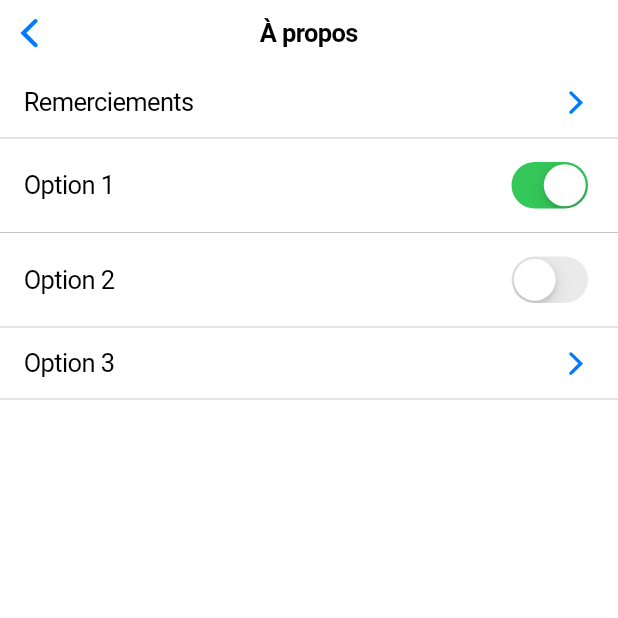
After one commit to Decod-Art/decodart-mobile, a Flutter app: the AproposView screen opened directly, on a phone screen of 412 x 824 dp, the top half of it. The commit adds this screen. Run offline on Flutter 3.47's test engine with Material 3 defaults, Android fonts, the phone set to English and light mode, and no system bars; our stand-ins replace cached_network_image, camera, flutter_map, flutter_markdown, hive, hive_flutter and 3 more; missing offline and left inert: flutter_map_animations; accounts and stored records are empty; network calls fail.

Commit message:
a propos

```diff
--- /dev/null
+++ b/lib/view/apropos/apropos.dart
@@ -0,0 +1,82 @@
+import 'package:flutter/cupertino.dart';
+
+class AproposView extends StatelessWidget {
+  const AproposView({super.key});
+
+  @override
+  Widget build(BuildContext context) {
+    return CupertinoPageScaffold(
+      navigationBar: const CupertinoNavigationBar(
+        middle: Text('À propos'),
+      ),
+      child: SafeArea(
+        child: ListView(
+          children: <Widget>[
+            CupertinoListTile(
+              title: const Text('Remerciements'),
+              trailing: const Icon(CupertinoIcons.forward),
+              onTap: () {
+                // Action à effectuer lors du tap
+              },
+            ),
+            CupertinoListTile(
+              title: const Text('Option 1'),
+              trailing: CupertinoSwitch(
+                value: true,
+                onChanged: (bool value) {},
+              ),
+            ),
+            CupertinoListTile(
+              title: const Text('Option 2'),
+              trailing: CupertinoSwitch(
+                value: false,
+                onChanged: (bool value) {},
+              ),
+            ),
+            CupertinoListTile(
+              title: const Text('Option 3'),
+              trailing: const Icon(CupertinoIcons.forward),
+              onTap: () {
+                // Action à effectuer lors du tap
+              },
+            ),
+            // Ajoutez plus d'options ici
+          ],
+        ),
+      ),
+    );
+  }
+}
+
+class CupertinoListTile extends StatelessWidget {
+  final Widget title;
+  final Widget? trailing;
+  final VoidCallback? onTap;
+
+  const CupertinoListTile({super.key, required this.title, this.trailing, this.onTap});
+
+  @override
+  Widget build(BuildContext context) {
+    return GestureDetector(
+      onTap: onTap,
+      child: Container(
+        padding: const EdgeInsets.symmetric(horizontal: 16.0, vertical: 12.0),
+        decoration: const BoxDecoration(
+          border: Border(
+            bottom: BorderSide(
+              color: CupertinoColors.separator,
+              width: 0.0, // Utilisez 0.0 pour une ligne fine
+            ),
+          ),
+        ),
+        child: Row(
+          mainAxisAlignment: MainAxisAlignment.spaceBetween,
+          children: <Widget>[
+            title,
+            if (trailing != null) trailing!,
+          ],
+        ),
+      ),
+    );
+  }
+}
--- a/lib/view/explore/explore.dart
+++ b/lib/view/explore/explore.dart
@@ -7,6 +7,7 @@ import 'package:decodart/model/artwork.dart' show ArtworkListItem;
 import 'package:decodart/model/geolocated.dart' show GeolocatedListItem;
 import 'package:decodart/model/museum.dart' show MuseumListItem;
 import 'package:decodart/model/tour.dart' show TourListItem;
+import 'package:decodart/view/apropos/apropos.dart' show AproposView;
 import 'package:decodart/view/artwork/full_screen_future.dart' show FullScreenFutureArtworkView;
 import 'package:decodart/view/list/list.dart' show SliverListViewPage;
 import 'package:decodart/view/museum/full_screen_future.dart' show FullScreenFutureMuseumView;
@@ -127,7 +128,10 @@ class _ExploreViewState extends State<ExploreView> {
             trailing: CupertinoButton(
               padding: EdgeInsets.zero,
               onPressed: () {
-                // Action à effectuer lors du tap sur l'icône
+                Navigator.push(
+                  context,
+                  CupertinoPageRoute(builder: (context) => const AproposView()),
+                );
               },
               child: const Icon(
                 CupertinoIcons.person_circle,
--- a/lib/view/list/list.dart
+++ b/lib/view/list/list.dart
@@ -1,4 +1,5 @@
 import 'package:decodart/model/abstract_item.dart' show AbstractListItem;
+import 'package:decodart/view/apropos/apropos.dart' show AproposView;
 import 'package:decodart/widgets/list/list_with_thumbnail.dart' show ListWithThumbnail;
 import 'package:flutter/cupertino.dart';
 
@@ -31,7 +32,10 @@ class SliverListViewPage<T extends AbstractListItem> extends StatelessWidget {
             trailing: CupertinoButton(
               padding: EdgeInsets.zero,
               onPressed: () {
-                // Action à effectuer lors du tap sur l'icône
+                Navigator.push(
+                context,
+                CupertinoPageRoute(builder: (context) => const AproposView()),
+              );
               },
               child: const Icon(
                 CupertinoIcons.person_circle,
```
Also changed, not shown: lib/widgets/new_decod_bar.dart (+5 -30 lines).
